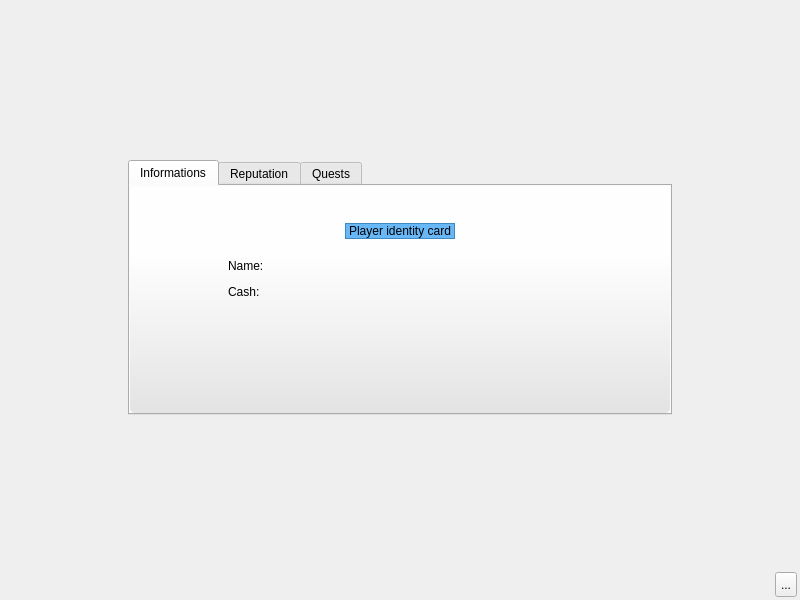
Qt form client/base/interface/BaseWindow.ui (alphaonex86/CatchChallenger) before a commit.
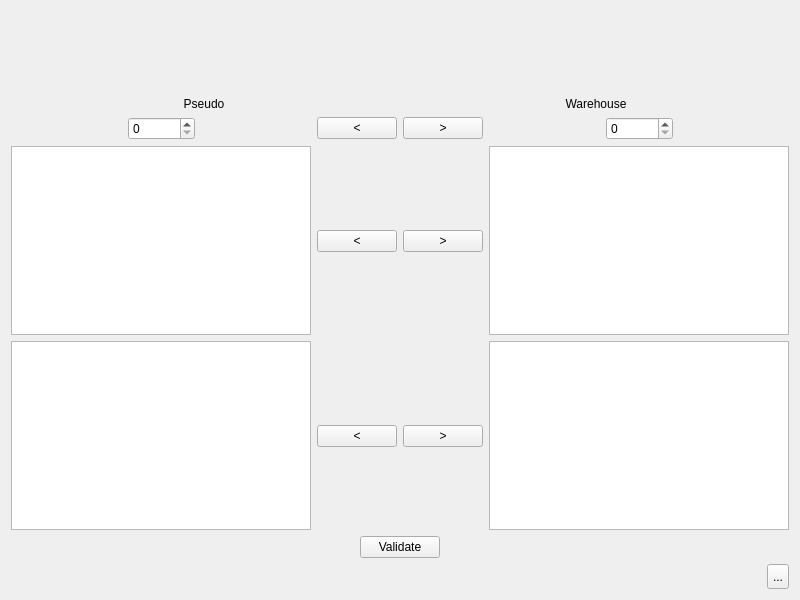
The same form after that commit. Icons and pictures are not drawn.

Commit message: [Change] Start the warehouse (client,server,shared lib)

The edit to the form file:
```diff
--- a/client/base/interface/BaseWindow.ui
+++ b/client/base/interface/BaseWindow.ui
@@ -50,7 +50,7 @@
         <string notr="true">#page_bioscan{background-image: url(:/images/interface/player/background.png);}</string>
        </property>
        <property name="currentIndex">
-        <number>2</number>
+        <number>13</number>
        </property>
        <widget class="QWidget" name="page_init">
         <property name="styleSheet">
@@ -4090,6 +4090,373 @@
          </item>
         </layout>
        </widget>
+       <widget class="QWidget" name="page_warehouse">
+        <property name="styleSheet">
+         <string notr="true">#page_warehouse{background-image: url(:/images/inventory/background.png);}</string>
+        </property>
+        <layout class="QVBoxLayout" name="verticalLayout_26">
+         <item>
+          <layout class="QHBoxLayout" name="horizontalLayout_4">
+           <item>
+            <widget class="QLabel" name="warehousePlayerImage">
+             <property name="minimumSize">
+              <size>
+               <width>0</width>
+               <height>80</height>
+              </size>
+             </property>
+             <property name="maximumSize">
+              <size>
+               <width>16777215</width>
+               <height>80</height>
+              </size>
+             </property>
+             <property name="pixmap">
+              <pixmap resource="../resources/client-resources.qrc">:/images/player_default/front.png</pixmap>
+             </property>
+             <property name="alignment">
+              <set>Qt::AlignCenter</set>
+             </property>
+            </widget>
+           </item>
+           <item>
+            <widget class="QLabel" name="warehouseBotImage">
+             <property name="minimumSize">
+              <size>
+               <width>0</width>
+               <height>80</height>
+              </size>
+             </property>
+             <property name="maximumSize">
+              <size>
+               <width>16777215</width>
+               <height>80</height>
+              </size>
+             </property>
+             <property name="text">
+              <string/>
+             </property>
+             <property name="pixmap">
+              <pixmap resource="../resources/client-resources.qrc">:/images/player_default/front.png</pixmap>
+             </property>
+             <property name="alignment">
+              <set>Qt::AlignCenter</set>
+             </property>
+            </widget>
+           </item>
+          </layout>
+         </item>
+         <item>
+          <layout class="QHBoxLayout" name="horizontalLayout_38">
+           <item>
+            <widget class="QLabel" name="warehousePlayerPseudo">
+             <property name="text">
+              <string notr="true">Pseudo</string>
+             </property>
+             <property name="alignment">
+              <set>Qt::AlignCenter</set>
+             </property>
+            </widget>
+           </item>
+           <item>
+            <widget class="QLabel" name="label_20">
+             <property name="text">
+              <string>Warehouse</string>
+             </property>
+             <property name="alignment">
+              <set>Qt::AlignCenter</set>
+             </property>
+            </widget>
+           </item>
+          </layout>
+         </item>
+         <item>
+          <layout class="QHBoxLayout" name="horizontalLayout_39">
+           <item>
+            <spacer name="horizontalSpacer_5">
+             <property name="orientation">
+              <enum>Qt::Horizontal</enum>
+             </property>
+             <property name="sizeHint" stdset="0">
+              <size>
+               <width>40</width>
+               <height>20</height>
+              </size>
+             </property>
+            </spacer>
+           </item>
+           <item>
+            <widget class="QSpinBox" name="spinBox">
+             <property name="maximum">
+              <number>999999999</number>
+             </property>
+            </widget>
+           </item>
+           <item>
+            <spacer name="horizontalSpacer_34">
+             <property name="orientation">
+              <enum>Qt::Horizontal</enum>
+             </property>
+             <property name="sizeHint" stdset="0">
+              <size>
+               <width>40</width>
+               <height>20</height>
+              </size>
+             </property>
+            </spacer>
+           </item>
+           <item>
+            <widget class="QPushButton" name="warehouseWithdrawCash">
+             <property name="text">
+              <string notr="true">&lt;</string>
+             </property>
+            </widget>
+           </item>
+           <item>
+            <widget class="QPushButton" name="warehouseDepositCash">
+             <property name="text">
+              <string notr="true">&gt;</string>
+             </property>
+            </widget>
+           </item>
+           <item>
+            <spacer name="horizontalSpacer_35">
+             <property name="orientation">
+              <enum>Qt::Horizontal</enum>
+             </property>
+             <property name="sizeHint" stdset="0">
+              <size>
+               <width>40</width>
+               <height>20</height>
+              </size>
+             </property>
+            </spacer>
+           </item>
+           <item>
+            <widget class="QSpinBox" name="spinBox_2">
+             <property name="maximum">
+              <number>999999999</number>
+             </property>
+            </widget>
+           </item>
+           <item>
+            <spacer name="horizontalSpacer_36">
+             <property name="orientation">
+              <enum>Qt::Horizontal</enum>
+             </property>
+             <property name="sizeHint" stdset="0">
+              <size>
+               <width>40</width>
+               <height>20</height>
+              </size>
+             </property>
+            </spacer>
+           </item>
+          </layout>
+         </item>
+         <item>
+          <layout class="QHBoxLayout" name="horizontalLayout_43">
+           <item>
+            <widget class="QListWidget" name="listWidget"/>
+           </item>
+           <item>
+            <layout class="QVBoxLayout" name="verticalLayout_24">
+             <item>
+              <spacer name="verticalSpacer_19">
+               <property name="orientation">
+                <enum>Qt::Vertical</enum>
+               </property>
+               <property name="sizeHint" stdset="0">
+                <size>
+                 <width>20</width>
+                 <height>40</height>
+                </size>
+               </property>
+              </spacer>
+             </item>
+             <item>
+              <layout class="QHBoxLayout" name="horizontalLayout_40">
+               <item>
+                <widget class="QPushButton" name="warehouseWithdrawItem">
+                 <property name="text">
+                  <string notr="true">&lt;</string>
+                 </property>
+                </widget>
+               </item>
+               <item>
+                <widget class="QPushButton" name="warehouseDepositItem">
+                 <property name="text">
+                  <string notr="true">&gt;</string>
+                 </property>
+                </widget>
+               </item>
+              </layout>
+             </item>
+             <item>
+              <spacer name="verticalSpacer_20">
+               <property name="orientation">
+                <enum>Qt::Vertical</enum>
+               </property>
+               <property name="sizeHint" stdset="0">
+                <size>
+                 <width>20</width>
+                 <height>40</height>
+                </size>
+               </property>
+              </spacer>
+             </item>
+            </layout>
+           </item>
+           <item>
+            <widget class="QListView" name="listView_2"/>
+           </item>
+          </layout>
+         </item>
+         <item>
+          <layout class="QHBoxLayout" name="horizontalLayout_44">
+           <item>
+            <widget class="QListView" name="listView"/>
+           </item>
+           <item>
+            <layout class="QVBoxLayout" name="verticalLayout_25">
+             <item>
+              <spacer name="verticalSpacer_21">
+               <property name="orientation">
+                <enum>Qt::Vertical</enum>
+               </property>
+               <property name="sizeHint" stdset="0">
+                <size>
+                 <width>20</width>
+                 <height>40</height>
+                </size>
+               </property>
+              </spacer>
+             </item>
+             <item>
+              <layout class="QHBoxLayout" name="horizontalLayout_41">
+               <item>
+                <widget class="QPushButton" name="warehouseWithdrawMonster">
+                 <property name="text">
+                  <string notr="true">&lt;</string>
+                 </property>
+                </widget>
+               </item>
+               <item>
+                <widget class="QPushButton" name="warehouseDepositMonster">
+                 <property name="text">
+                  <string notr="true">&gt;</string>
+                 </property>
+                </widget>
+               </item>
+              </layout>
+             </item>
+             <item>
+              <spacer name="verticalSpacer_22">
+               <property name="orientation">
+                <enum>Qt::Vertical</enum>
+               </property>
+               <property name="sizeHint" stdset="0">
+                <size>
+                 <width>20</width>
+                 <height>40</height>
+                </size>
+               </property>
+              </spacer>
+             </item>
+            </layout>
+           </item>
+           <item>
+            <widget class="QListView" name="listView_3"/>
+           </item>
+          </layout>
+         </item>
+         <item>
+          <layout class="QHBoxLayout" name="horizontalLayout_42">
+           <item>
+            <spacer name="horizontalSpacer_37">
+             <property name="orientation">
+              <enum>Qt::Horizontal</enum>
+             </property>
+             <property name="sizeHint" stdset="0">
+              <size>
+               <width>40</width>
+               <height>20</height>
+              </size>
+             </property>
+            </spacer>
+           </item>
+           <item>
+            <widget class="QPushButton" name="warehouseValidate">
+             <property name="text">
+              <string>Validate</string>
+             </property>
+            </widget>
+           </item>
+           <item>
+            <spacer name="horizontalSpacer_38">
+             <property name="orientation">
+              <enum>Qt::Horizontal</enum>
+             </property>
+             <property name="sizeHint" stdset="0">
+              <size>
+               <width>40</width>
+               <height>20</height>
+              </size>
+             </property>
+            </spacer>
+           </item>
+          </layout>
+         </item>
+         <item>
+          <layout class="QHBoxLayout" name="horizontalLayout_45">
+           <item>
+            <spacer name="horizontalSpacer_39">
+             <property name="orientation">
+              <enum>Qt::Horizontal</enum>
+             </property>
+             <property name="sizeHint" stdset="0">
+              <size>
+               <width>40</width>
+               <height>20</height>
+              </size>
+             </property>
+            </spacer>
+           </item>
+           <item>
+            <widget class="QToolButton" name="toolButton_quit_warehouse">
+             <property name="minimumSize">
+              <size>
+               <width>22</width>
+               <height>25</height>
+              </size>
+             </property>
+             <property name="maximumSize">
+              <size>
+               <width>22</width>
+               <height>25</height>
+              </size>
+             </property>
+             <property name="styleSheet">
+              <string notr="true">QToolButton::hover {
+background-position:left center;
+}
+QToolButton::pressed {
+background-position:left bottom;
+}
+QToolButton { 
+background-image: url(:/images/interface/quit.png);
+border-image: url(:/images/empty.png);
+}</string>
+             </property>
+             <property name="text">
+              <string>...</string>
+             </property>
+            </widget>
+           </item>
+          </layout>
+         </item>
+        </layout>
+       </widget>
       </widget>
      </item>
     </layout>
```
The commit also changes 14 other files.
